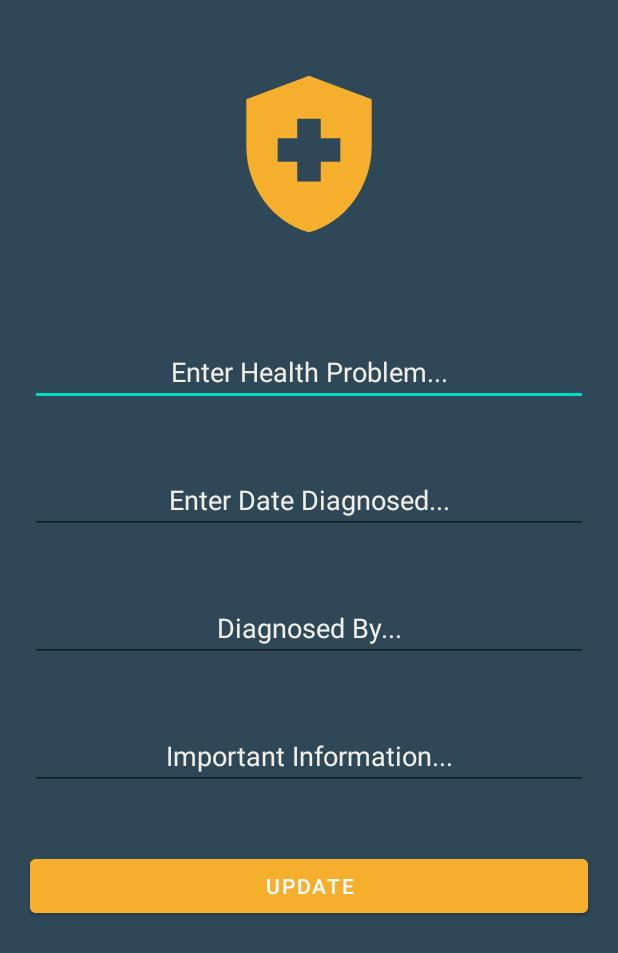
After one commit to jose-omar-landa/Health_Management_App, an Android app: the layout activity_update_health_history_page.xml on its own in the app's theme, with its tools: preview values and no code run, on a phone screen of 412 x 824 dp. The commit adds this screen. Shown: the top 953 px of the screen. Run offline under Robolectric (Android 15) with nearby library versions, the phone set to English and light mode, and no system bars.

Commit message:
UI changes for better visibility of cards and for more consistent colors

```diff
--- /dev/null
+++ b/app/src/main/res/layout/activity_update_health_history_page.xml
@@ -0,0 +1,72 @@
+<?xml version="1.0" encoding="utf-8"?>
+<LinearLayout xmlns:android="http://schemas.android.com/apk/res/android"
+    xmlns:app="http://schemas.android.com/apk/res-auto"
+    xmlns:tools="http://schemas.android.com/tools"
+    android:background="@color/main_background"
+    android:layout_width="match_parent"
+    android:layout_height="match_parent"
+    android:orientation="vertical"
+    tools:context=".AddHealthHistoryPage">
+
+    <ImageView
+        android:layout_width="wrap_content"
+        android:layout_height="wrap_content"
+        android:layout_gravity="center"
+        android:layout_margin="40dp"
+        android:src="@drawable/health_icon"
+        app:tint="@color/icon_color" />
+
+    <LinearLayout
+        android:layout_width="match_parent"
+        android:layout_height="wrap_content"
+        android:orientation="vertical">
+
+        <EditText
+            android:id="@+id/updateDiagnosis"
+            android:layout_width="match_parent"
+            android:layout_height="wrap_content"
+            android:textColorHint="@color/font_color"
+            android:layout_margin="20dp"
+            android:hint="Enter Health Problem..."
+            android:textAlignment="center"/>
+
+        <EditText
+            android:id="@+id/updateDateDiagnosed"
+            android:layout_width="match_parent"
+            android:layout_height="wrap_content"
+            android:textColorHint="@color/font_color"
+            android:hint="Enter Date Diagnosed..."
+            android:layout_margin="20dp"
+            android:textAlignment="center"/>
+
+        <EditText
+            android:id="@+id/updateDiagnosedBy"
+            android:layout_width="match_parent"
+            android:layout_height="wrap_content"
+            android:textColorHint="@color/font_color"
+            android:hint="Diagnosed By..."
+            android:layout_margin="20dp"
+            android:textAlignment="center"/>
+
+        <EditText
+            android:id="@+id/updateImportantInfo"
+            android:layout_width="match_parent"
+            android:layout_height="wrap_content"
+            android:textColorHint="@color/font_color"
+            android:hint="Important Information..."
+            android:layout_margin="20dp"
+            android:textAlignment="center"/>
+
+        <Button
+            android:id="@+id/updateHealthHistorySaveButton"
+            android:layout_width="match_parent"
+            android:layout_height="wrap_content"
+            android:layout_margin="20dp"
+            android:backgroundTint="@color/icon_color"
+            android:text="Update"
+            android:layout_gravity="center"/>
+
+    </LinearLayout>
+
+
+</LinearLayout>
--- a/app/src/main/res/layout/health_hist_rv_item.xml
+++ b/app/src/main/res/layout/health_hist_rv_item.xml
@@ -3,8 +3,7 @@
     xmlns:android="http://schemas.android.com/apk/res/android"
     android:layout_width="match_parent"
     android:layout_height="wrap_content"
-    android:backgroundTint="@color/main_background"
-    android:background="@color/main_background"
+    android:backgroundTint="@color/card_color"
     xmlns:app="http://schemas.android.com/apk/res-auto"
     android:layout_margin="5dp"
     android:elevation="8dp"
@@ -14,7 +13,7 @@
         android:id="@+id/linearLayout"
         android:layout_width="match_parent"
         android:layout_height="wrap_content"
-        android:background="@color/main_background"
+        android:background="@color/card_color"
         android:layout_margin="10dp"
         android:orientation="vertical">
 
--- a/app/src/main/res/values-night/themes.xml
+++ b/app/src/main/res/values-night/themes.xml
@@ -3,7 +3,7 @@
     <style name="Theme.HealthManagerApp" parent="Theme.MaterialComponents.DayNight.NoActionBar">
         <!-- Primary brand color. -->
         <item name="colorPrimary">@color/purple_200</item>
-        <item name="colorPrimaryVariant">@color/purple_700</item>
+        <item name="colorPrimaryVariant">@color/main_background</item>
         <item name="colorOnPrimary">@color/black</item>
         <!-- Secondary brand color. -->
         <item name="colorSecondary">@color/teal_200</item>
--- a/app/src/main/res/values/colors.xml
+++ b/app/src/main/res/values/colors.xml
@@ -10,4 +10,5 @@
     <color name="main_background">#2f4858</color>
     <color name="icon_color">#f6ae2d</color>
     <color name="font_color">#f2efe9</color>
+    <color name="card_color">#233d4d</color>
 </resources>
--- a/app/src/main/res/values/themes.xml
+++ b/app/src/main/res/values/themes.xml
@@ -3,7 +3,7 @@
     <style name="Theme.HealthManagerApp" parent="Theme.MaterialComponents.DayNight.NoActionBar">
         <!-- Primary brand color. -->
         <item name="colorPrimary">@color/purple_500</item>
-        <item name="colorPrimaryVariant">@color/purple_700</item>
+        <item name="colorPrimaryVariant">@color/main_background</item>
         <item name="colorOnPrimary">@color/white</item>
         <!-- Secondary brand color. -->
         <item name="colorSecondary">@color/teal_200</item>
```
